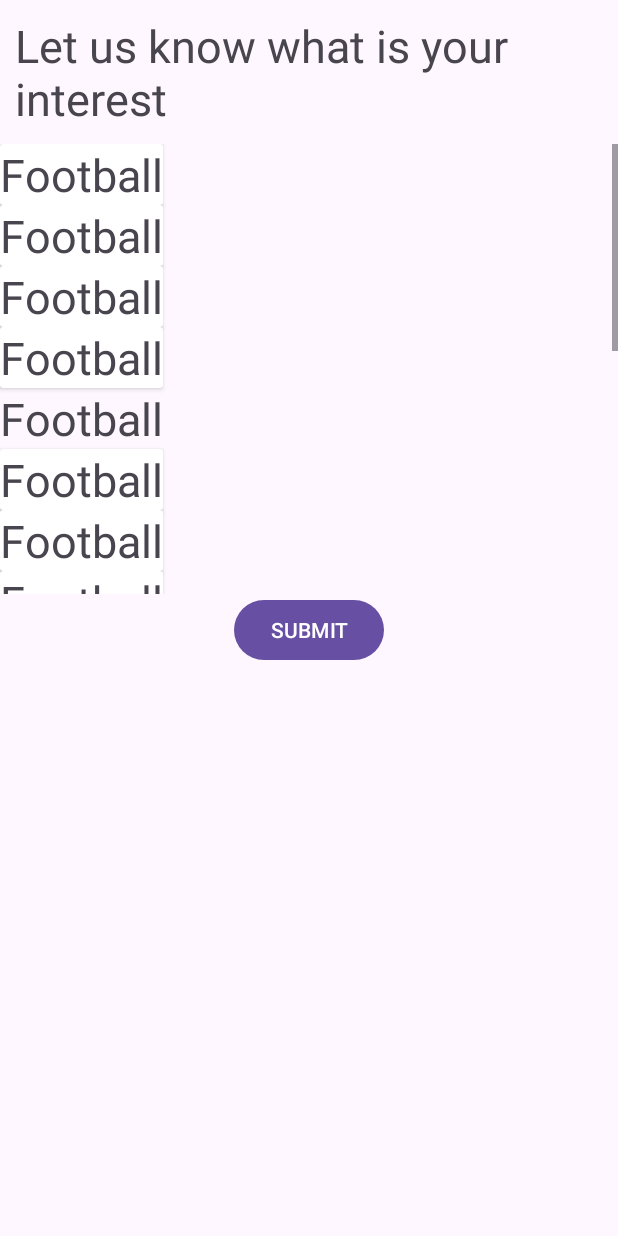
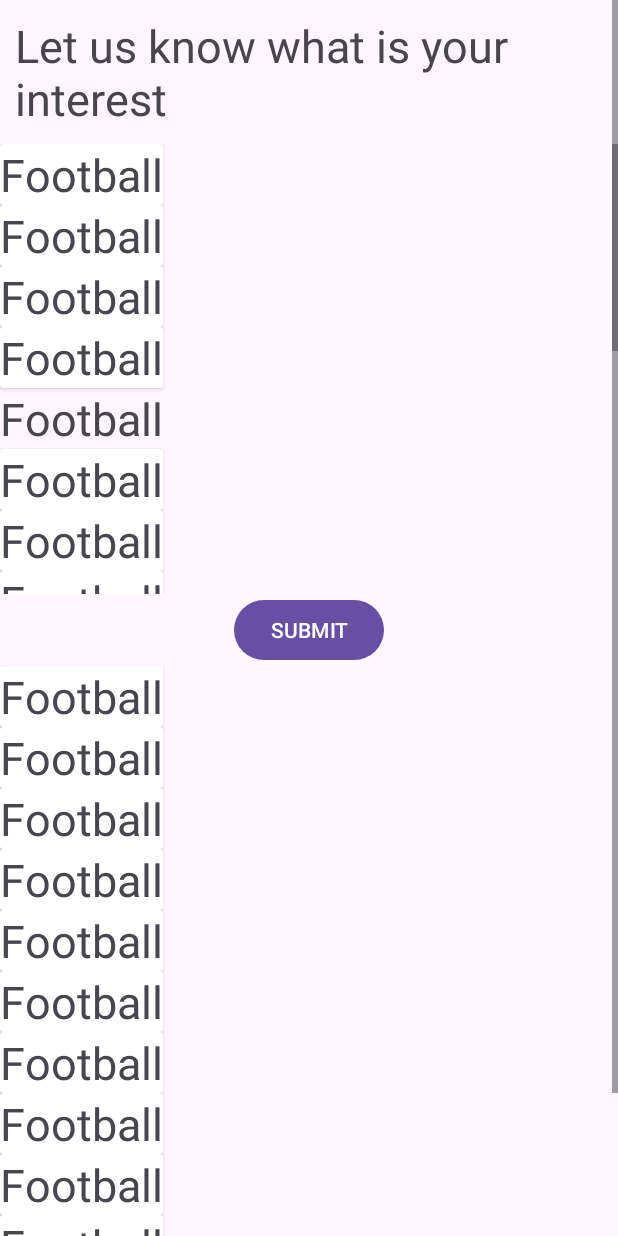
Before and after one commit to 2003congthinh/ASM3_AndroidDev, an Android app: the Interests screen opened directly, with no data from a screen before it, on a phone screen of 412 x 824 dp. Run offline under Robolectric (Android 15) with nearby library versions, the phone set to English and light mode, and no system bars.

Commit message:
interest updated

```diff
--- a/app/src/main/res/layout/interests.xml
+++ b/app/src/main/res/layout/interests.xml
@@ -1,7 +1,10 @@
 <?xml version="1.0" encoding="utf-8"?>
-<androidx.constraintlayout.widget.ConstraintLayout xmlns:android="http://schemas.android.com/apk/res/android"
+<ScrollView
+    xmlns:android="http://schemas.android.com/apk/res/android"
+    xmlns:tools="http://schemas.android.com/tools"
     android:layout_width="match_parent"
-    android:layout_height="match_parent">
+    android:layout_height="match_parent"
+    tools:context=".Interests">
     <LinearLayout
         android:layout_width="match_parent"
         android:layout_height="match_parent"
@@ -207,6 +210,115 @@
             android:layout_height="wrap_content"
             android:text="SUBMIT"
             android:layout_gravity="center"/>
+        <androidx.cardview.widget.CardView
+            android:layout_width="wrap_content"
+            android:layout_height="wrap_content">
+
+            <TextView
+                android:layout_width="wrap_content"
+                android:layout_height="wrap_content"
+                android:text="Football"
+                android:textSize="30sp" />
+        </androidx.cardview.widget.CardView>                <androidx.cardview.widget.CardView
+        android:layout_width="wrap_content"
+        android:layout_height="wrap_content">
+
+        <TextView
+            android:layout_width="wrap_content"
+            android:layout_height="wrap_content"
+            android:text="Football"
+            android:textSize="30sp" />
+    </androidx.cardview.widget.CardView>                <androidx.cardview.widget.CardView
+        android:layout_width="wrap_content"
+        android:layout_height="wrap_content">
+
+        <TextView
+            android:layout_width="wrap_content"
+            android:layout_height="wrap_content"
+            android:text="Football"
+            android:textSize="30sp" />
+    </androidx.cardview.widget.CardView>                <androidx.cardview.widget.CardView
+        android:layout_width="wrap_content"
+        android:layout_height="wrap_content">
+
+        <TextView
+            android:layout_width="wrap_content"
+            android:layout_height="wrap_content"
+            android:text="Football"
+            android:textSize="30sp" />
+    </androidx.cardview.widget.CardView>                <androidx.cardview.widget.CardView
+        android:layout_width="wrap_content"
+        android:layout_height="wrap_content">
+
+        <TextView
+            android:layout_width="wrap_content"
+            android:layout_height="wrap_content"
+            android:text="Football"
+            android:textSize="30sp" />
+    </androidx.cardview.widget.CardView>                <androidx.cardview.widget.CardView
+        android:layout_width="wrap_content"
+        android:layout_height="wrap_content">
+
+        <TextView
+            android:layout_width="wrap_content"
+            android:layout_height="wrap_content"
+            android:text="Football"
+            android:textSize="30sp" />
+    </androidx.cardview.widget.CardView>                <androidx.cardview.widget.CardView
+        android:layout_width="wrap_content"
+        android:layout_height="wrap_content">
+
+        <TextView
+            android:layout_width="wrap_content"
+            android:layout_height="wrap_content"
+            android:text="Football"
+            android:textSize="30sp" />
+    </androidx.cardview.widget.CardView>                <androidx.cardview.widget.CardView
+        android:layout_width="wrap_content"
+        android:layout_height="wrap_content">
+
+        <TextView
+            android:layout_width="wrap_content"
+            android:layout_height="wrap_content"
+            android:text="Football"
+            android:textSize="30sp" />
+    </androidx.cardview.widget.CardView>                <androidx.cardview.widget.CardView
+        android:layout_width="wrap_content"
+        android:layout_height="wrap_content">
+
+        <TextView
+            android:layout_width="wrap_content"
+            android:layout_height="wrap_content"
+            android:text="Football"
+            android:textSize="30sp" />
+    </androidx.cardview.widget.CardView>                <androidx.cardview.widget.CardView
+        android:layout_width="wrap_content"
+        android:layout_height="wrap_content">
+
+        <TextView
+            android:layout_width="wrap_content"
+            android:layout_height="wrap_content"
+            android:text="Football"
+            android:textSize="30sp" />
+    </androidx.cardview.widget.CardView>                <androidx.cardview.widget.CardView
+        android:layout_width="wrap_content"
+        android:layout_height="wrap_content">
+
+        <TextView
+            android:layout_width="wrap_content"
+            android:layout_height="wrap_content"
+            android:text="Football"
+            android:textSize="30sp" />
+    </androidx.cardview.widget.CardView>                <androidx.cardview.widget.CardView
+        android:layout_width="wrap_content"
+        android:layout_height="wrap_content">
+
+        <TextView
+            android:layout_width="wrap_content"
+            android:layout_height="wrap_content"
+            android:text="Football"
+            android:textSize="30sp" />
+    </androidx.cardview.widget.CardView>
 
     </LinearLayout>
-</androidx.constraintlayout.widget.ConstraintLayout>
+</ScrollView>
```
